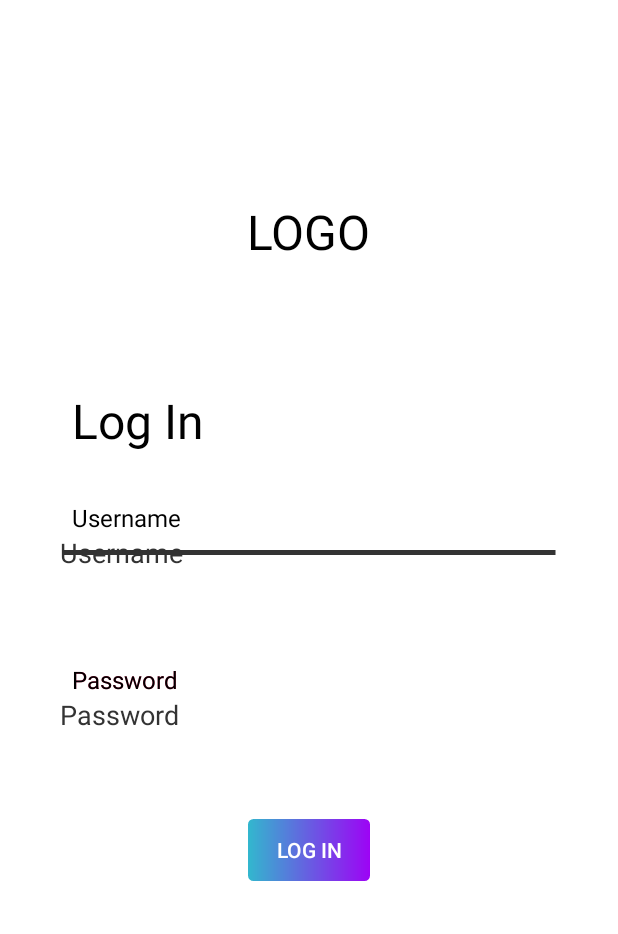
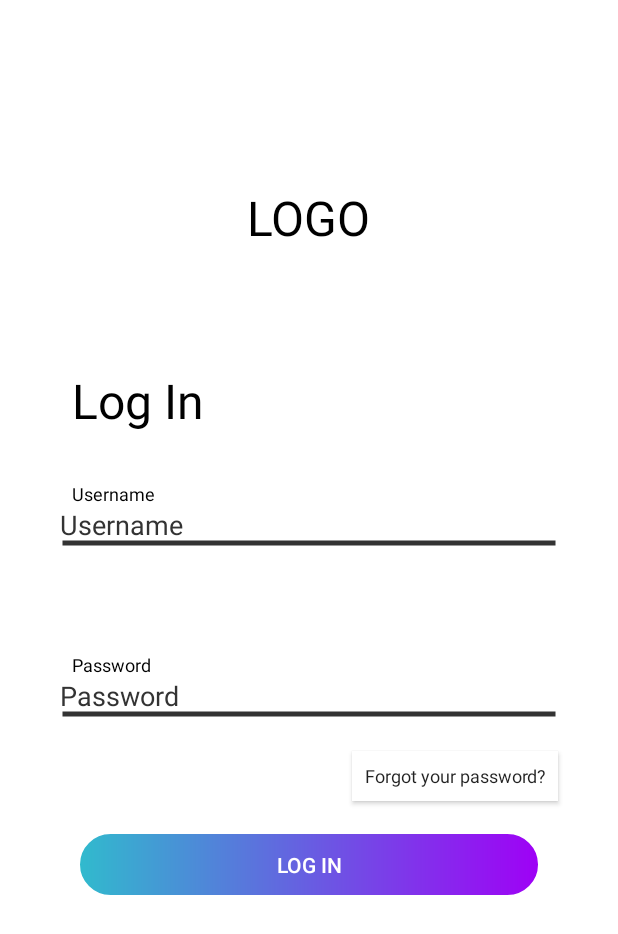
Before and after one commit to gct38/AISportsAndroid, an Android app: the LoginActivity screen opened directly, with no data from a screen before it, on a phone screen of 412 x 824 dp. Shown: the top 934 px of the screen. Run offline under Robolectric (Android 15) with nearby library versions, the phone set to English and light mode, and no system bars.

Commit message:
Initial Commit

```diff
--- a/app/src/main/res/drawable/gradient_blue_purple.xml
+++ b/app/src/main/res/drawable/gradient_blue_purple.xml
@@ -5,7 +5,7 @@
     android:shape="rectangle">
     <stroke android:width="3dp"
         android:color="#FFFFFF"/>
-    <corners android:radius="5dp" />
+    <corners android:radius="100dp" />
     <gradient
         android:startColor="#30BBCD"
         android:endColor="#9F00F6"
--- a/app/src/main/res/drawable/login_boxes.xml
+++ b/app/src/main/res/drawable/login_boxes.xml
@@ -8,4 +8,6 @@
     <corners android:radius="5dp"/>
     <solid
         android:color="@color/colorGrey"/>
+    <padding
+        android:bottom="25dp"/>
 </shape>
--- a/app/src/main/res/layout/activity_login.xml
+++ b/app/src/main/res/layout/activity_login.xml
@@ -6,29 +6,13 @@
     android:layout_width="match_parent"
     android:layout_height="match_parent"
     android:background="@color/colorWhite"
+    android:foregroundTint="@color/colorPrimary"
     android:foregroundTintMode="screen"
-    android:foregroundTint="@color/colorPrimary"
     android:paddingLeft="@dimen/activity_horizontal_margin"
     android:paddingTop="@dimen/activity_vertical_margin"
     android:paddingRight="@dimen/activity_horizontal_margin"
     android:paddingBottom="@dimen/activity_vertical_margin"
     tools:context=".ui.login.LoginActivity">
-
-    <TextView
-        android:id="@+id/password"
-        android:layout_width="wrap_content"
-        android:layout_height="wrap_content"
-        android:layout_marginStart="32dp"
-        android:layout_marginLeft="32dp"
-        android:text="@string/password"
-        android:textColor="@color/colorPrimary"
-        android:textColorHighlight="@color/colorPrimary"
-        android:textColorHint="@color/colorPrimary"
-        android:textColorLink="@color/colorPrimary"
-        android:textCursorDrawable="@android:drawable/btn_default"
-        android:textSize="16sp"
-        app:layout_constraintBottom_toTopOf="@+id/passwordInput"
-        app:layout_constraintStart_toStartOf="parent" />
 
     <EditText
         android:id="@+id/usernameInput"
@@ -60,7 +44,7 @@
         android:layout_marginTop="128dp"
         android:layout_marginEnd="24dp"
 
-        android:background="@color/colorWhite"
+        android:background="@drawable/login_boxes"
         android:hint="@string/prompt_password"
         android:imeActionLabel="@string/password"
         android:imeOptions="actionDone"
@@ -78,12 +62,10 @@
 
     <Button
         android:id="@+id/login"
-        android:layout_width="wrap_content"
-        android:layout_height="wrap_content"
+        android:layout_width="312dp"
+        android:layout_height="47dp"
         android:layout_gravity="start"
-        android:layout_marginStart="48dp"
         android:layout_marginTop="16dp"
-        android:layout_marginEnd="48dp"
         android:layout_marginBottom="64dp"
         android:background="@drawable/gradient_blue_purple"
         android:enabled="false"
@@ -126,7 +108,7 @@
         android:textColorHint="@color/colorBackground"
         android:textColorLink="@color/colorBackground"
         android:textCursorDrawable="@android:drawable/btn_default"
-        android:textSize="16sp"
+        android:textSize="12sp"
         app:layout_constraintBottom_toTopOf="@+id/passwordInput"
         app:layout_constraintStart_toStartOf="parent" />
 
@@ -141,7 +123,7 @@
         android:textColorHighlight="@color/colorBackground"
         android:textColorHint="@color/colorBackground"
         android:textColorLink="@color/colorBackground"
-        android:textSize="16sp"
+        android:textSize="12sp"
         app:layout_constraintBottom_toTopOf="@+id/usernameInput"
         app:layout_constraintStart_toStartOf="parent" />
 
@@ -177,4 +159,21 @@
         app:layout_constraintHorizontal_bias="0.5"
         app:layout_constraintStart_toStartOf="parent"
         app:layout_constraintTop_toTopOf="parent" />
+
+    <Button
+        android:id="@+id/forgotPassword"
+        style="@style/Widget.AppCompat.Button.Small"
+        android:layout_width="137dp"
+        android:layout_height="33dp"
+        android:layout_marginEnd="24dp"
+        android:layout_marginRight="24dp"
+        android:layout_marginBottom="8dp"
+        android:background="@color/colorWhite"
+        android:text="@string/forgotten_password"
+        android:textAppearance="@style/TextAppearance.AppCompat.Body1"
+        android:textSize="12sp"
+        app:layout_constraintBottom_toTopOf="@+id/login"
+        app:layout_constraintEnd_toEndOf="parent"
+        app:layout_constraintTop_toBottomOf="@+id/passwordInput"
+        app:layout_constraintVertical_bias="0.0" />
 </androidx.constraintlayout.widget.ConstraintLayout>
```
